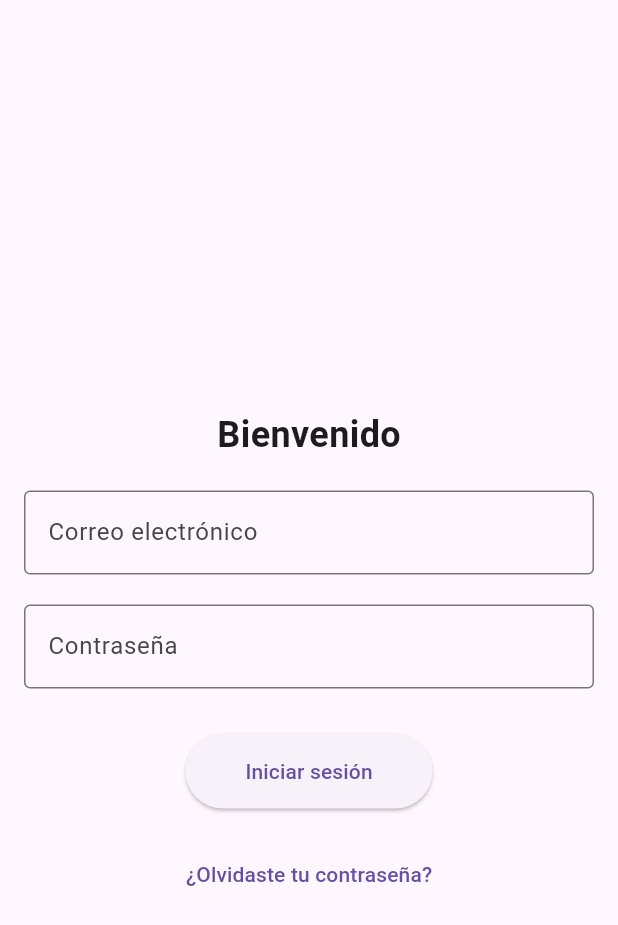
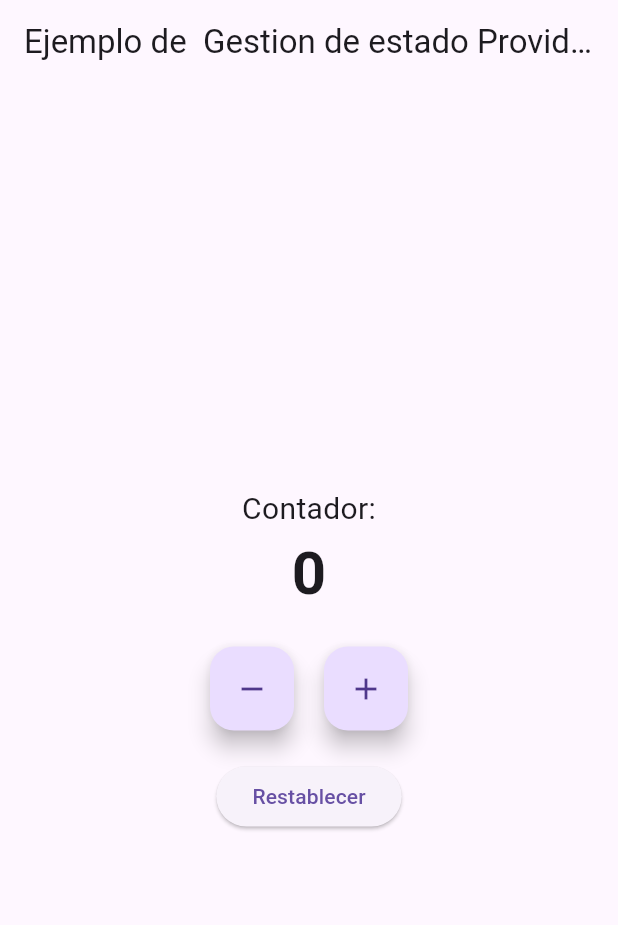
Before and after one commit to alej034/BottomNavigationBar, a Flutter app: the screen it shows after launch, on a phone screen of 412 x 824 dp. Shown: the top 925 px of the screen. Run offline on Flutter 3.47's test engine with Material 3 defaults, Android fonts, the phone set to English and light mode, and no system bars.

Commit message:
provider

```diff
--- a/lib/main.dart
+++ b/lib/main.dart
@@ -1,114 +1,86 @@
 import 'package:flutter/material.dart';
-import 'package:flutter_application_1/home.dart';
+import 'package:provider/provider.dart';
 
-void main() => runApp(MyApp());
+//ChangeNotifierProvider: Envuelve la aplicación y proporciona el estado a los widgets.
+void main() {
+  runApp(
+    ChangeNotifierProvider(
+      create: (_) => CounterProvider(),
+      child: MyApp(),
+    ),
+  );
+}
 
 class MyApp extends StatelessWidget {
   @override
   Widget build(BuildContext context) {
     return MaterialApp(
       debugShowCheckedModeBanner: false,
-      home: LoginScreen(),
+      home: Counter(),
     );
   }
 }
+//CounterProvider: Clase que gestiona el estado del contador y notifica cambios.
+class CounterProvider extends ChangeNotifier {
+  int _counter = 0;
 
-class LoginScreen extends StatefulWidget {
-  @override
-  _LoginScreenState createState() => _LoginScreenState();
+  int get counter => _counter;
+
+  void increment() {
+    _counter++;
+    notifyListeners();
   }
 
-class _LoginScreenState extends State<LoginScreen> {
-  final _formKey = GlobalKey<FormState>();
-  final TextEditingController _emailController = TextEditingController();
-  final TextEditingController _passwordController = TextEditingController();
-
-  void _login() {
-    if (_formKey.currentState!.validate()) {
-      final email = _emailController.text;
-      final password = _passwordController.text;
-
-      // Aquí puedes manejar el inicio de sesión, por ejemplo, enviando los datos a un servidor.
-      print("Email: $email, Password: $password");
-      ScaffoldMessenger.of(context).showSnackBar(
-        SnackBar(content: Text("Login exitoso!")),
-      );
-
+  void decrement() {
+    if (_counter > 0) {
+      _counter--;
+      notifyListeners();
     }
   }
-
+  void reset() {
+    _counter = 0;
+    notifyListeners();
+  }
+}
+class Counter extends StatelessWidget {
   @override
   Widget build(BuildContext context) {
     return Scaffold(
-      appBar: AppBar(
-
-        centerTitle: true,
-      ),
-      body: Padding(
-        padding: const EdgeInsets.all(16.0),
-        child: Form(
-          key: _formKey,
+      appBar: AppBar(title: Text('Ejemplo de  Gestion de estado Provider')),
+      body: Center(
         child: Column(
           mainAxisAlignment: MainAxisAlignment.center,
           children: [
-              Text(
-                "Bienvenido",
-                style: TextStyle(fontSize: 24, fontWeight: FontWeight.bold),
-              ),
-              SizedBox(height: 20),
-              TextFormField(
-                controller: _emailController,
-                decoration: InputDecoration(
-                  labelText: "Correo electrónico",
-                  border: OutlineInputBorder(),
-                ),
-                keyboardType: TextInputType.emailAddress,
-                validator: (value) {
-                  if (value == null || value.isEmpty) {
-                    return "Por favor, ingresa tu correo";
-                  }
-                  if (!RegExp(r'^[^@]+@[^@]+\.[^@]+').hasMatch(value)) {
-                    return "Por favor, ingresa un correo válido";
-                  }
-                  return null;
+            Text('Contador:', style: TextStyle(fontSize: 20)),
+            Consumer<CounterProvider>(
+              builder: (context, counterProvider, child) {
+                return Text(
+                  '${counterProvider.counter}',
+                  style: TextStyle(fontSize: 40, fontWeight: FontWeight.bold),
+                );
               },
             ),
             SizedBox(height: 20),
-              TextFormField(
-                controller: _passwordController,
-                decoration: InputDecoration(
-                  labelText: "Contraseña",
-                  border: OutlineInputBorder(),
+            Row(
+              mainAxisAlignment: MainAxisAlignment.center,
+              children: [
+                FloatingActionButton(
+                  onPressed: () => context.read<CounterProvider>().decrement(),
+                  child: Icon(Icons.remove),
                 ),
-                obscureText: true,
-                validator: (value) {
-                  if (value == null || value.isEmpty) {
-                    return "Por favor, ingresa tu contraseña";
-                  }
-                  if (value.length < 6) {
-                    return "La contraseña debe tener al menos 6 caracteres";
-                  }
-                  return null;
-                },
-              ),
-              SizedBox(height: 30),
-              ElevatedButton(
-
-                onPressed: ()=> {Navigator.push(context,MaterialPageRoute(builder:  (context)=> Home())  )},
-                child: Text("Iniciar sesión"),
-                style: ElevatedButton.styleFrom(
-                  padding: EdgeInsets.symmetric(horizontal: 40, vertical: 15),
-                ),
-              ),
-              SizedBox(height: 20),
-              TextButton(
-                onPressed: () {
-                  print("Recuperar contraseña presionado");
-                },
-                child: Text("¿Olvidaste tu contraseña?"),
+                SizedBox(width: 20),
+                FloatingActionButton(
+                  onPressed: () => context.read<CounterProvider>().increment(),
+                  child: Icon(Icons.add),
                 ),
               ],
             ),
+            SizedBox(height: 20),
+            ElevatedButton(
+              onPressed: () => context.read<CounterProvider>().reset(),
+              child: Text("Restablecer"),
+            ),
+          ],
         ),
       ),
     );
--- a/pubspec.yaml
+++ b/pubspec.yaml
@@ -30,6 +30,8 @@ environment:
 dependencies:
   flutter:
     sdk: flutter
+
+  provider: ^6.1.2
 
 
   # The following adds the Cupertino Icons font to your application.
```
Also changed, not shown: lib/home.dart (+9 -4 lines), lib/pages/inicio.dart (+31 -5 lines), pubspec.lock, 1 other file. Lines whose indentation alone changed are shown as unchanged.
